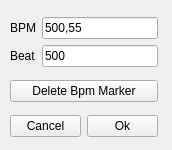
hydrogen-music/hydrogen, file gui/src/SongEditor/SongEditorPanelBpmWidget_UI.ui: the form before one commit.
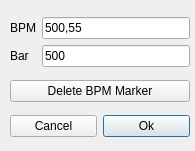
The form after the commit.

Commit message: - set "OK" as default button in BpmWidget

What changed in the file:
```diff
--- a/gui/src/SongEditor/SongEditorPanelBpmWidget_UI.ui
+++ b/gui/src/SongEditor/SongEditorPanelBpmWidget_UI.ui
@@ -6,8 +6,8 @@
    <rect>
     <x>0</x>
     <y>0</y>
-    <width>172</width>
-    <height>150</height>
+    <width>195</width>
+    <height>151</height>
    </rect>
   </property>
   <property name="windowTitle">
@@ -18,7 +18,7 @@
     <rect>
      <x>10</x>
      <y>10</y>
-     <width>148</width>
+     <width>180</width>
      <height>135</height>
     </rect>
    </property>
@@ -48,7 +48,7 @@
       <item row="2" column="1">
        <widget class="QLabel" name="label">
         <property name="text">
-         <string>Beat</string>
+         <string>Bar</string>
         </property>
        </widget>
       </item>
@@ -67,7 +67,7 @@
        <string>Delete the current Bpm Marker</string>
       </property>
       <property name="text">
-       <string>Delete Bpm Marker</string>
+       <string>Delete BPM Marker</string>
       </property>
      </widget>
     </item>
@@ -88,6 +88,9 @@
         <property name="text">
          <string>Ok</string>
         </property>
+        <property name="default">
+         <bool>true</bool>
+        </property>
        </widget>
       </item>
      </layout>
```
Left out of the diff: 2 changed lines with no effect on the pictures.
